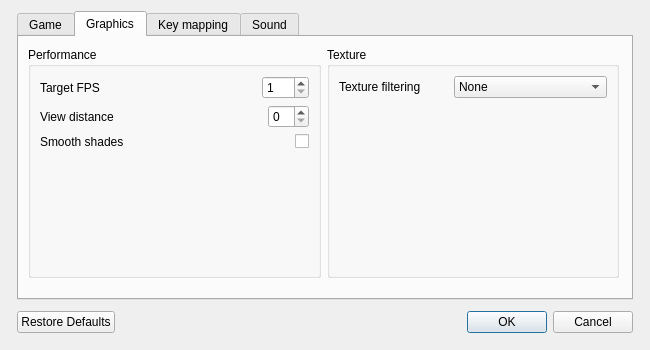
The window that src/gui/OptionsDialog.ui (Glycaa/CrafTuX) describes before a commit, drawn with Qt 5.
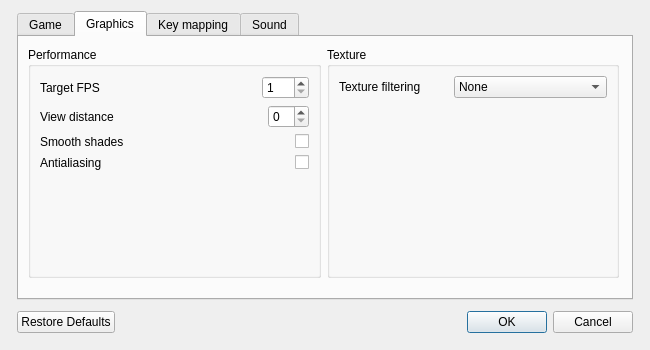
The same window after the commit. The open tabs and pages were chosen to show the change.

Commit message: Antialiasing is now configurable. Fixed current tab in OptionDialog. Updated french translation.

```diff
--- a/src/gui/OptionsDialog.ui
+++ b/src/gui/OptionsDialog.ui
@@ -192,12 +192,30 @@
              </item>
              <item>
               <widget class="QCheckBox" name="smoothShadesCheckBox">
+               <property name="layoutDirection">
+                <enum>Qt::RightToLeft</enum>
+               </property>
+              </widget>
+             </item>
+            </layout>
+           </item>
+           <item>
+            <layout class="QHBoxLayout" name="horizontalLayout_6">
+             <item>
+              <widget class="QLabel" name="antialiasingLabel">
                <property name="sizePolicy">
-                <sizepolicy hsizetype="Expanding" vsizetype="Fixed">
+                <sizepolicy hsizetype="Expanding" vsizetype="Preferred">
                  <horstretch>0</horstretch>
                  <verstretch>0</verstretch>
                 </sizepolicy>
                </property>
+               <property name="text">
+                <string>Antialiasing</string>
+               </property>
+              </widget>
+             </item>
+             <item>
+              <widget class="QCheckBox" name="antialiasingCheckBox">
                <property name="layoutDirection">
                 <enum>Qt::RightToLeft</enum>
                </property>
```
Left out of the diff: 2 changed lines with no effect on the pictures. The commit also changes 6 other files.
